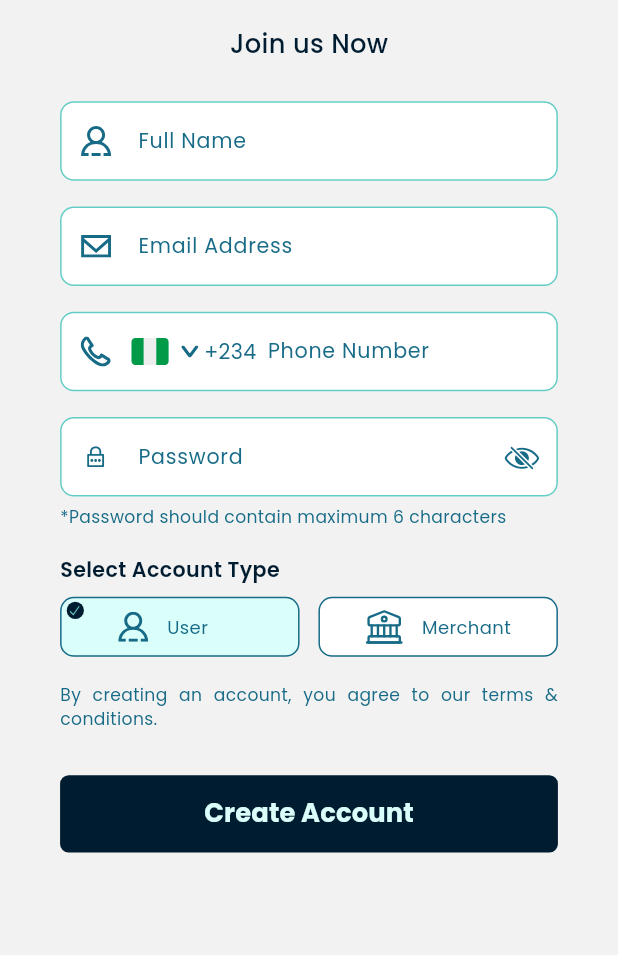
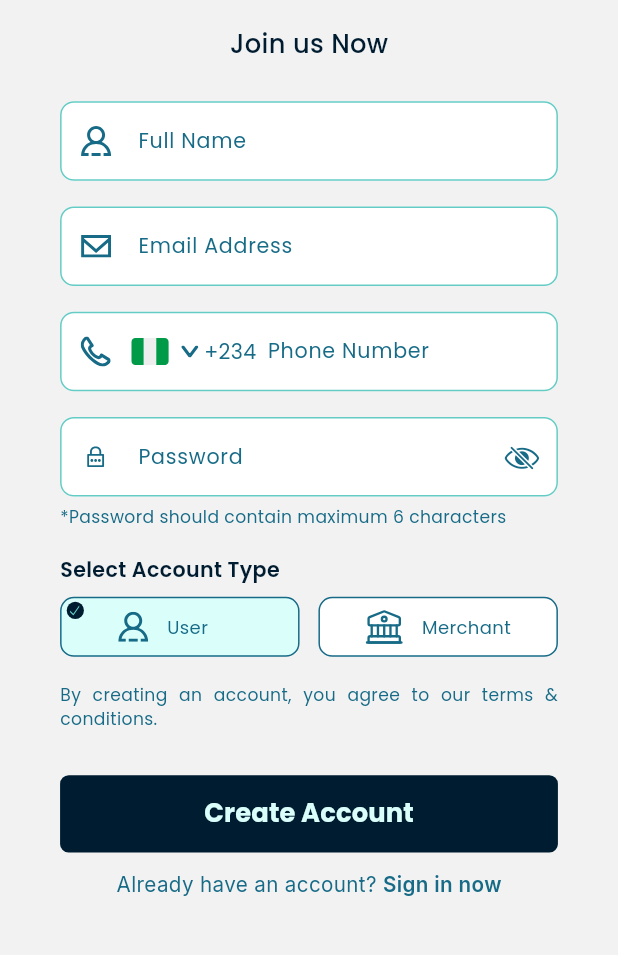
Before and after one commit to fiki2002/paycom, a Flutter app: the screen it shows after launch, on a phone screen of 412 x 824 dp, the part 63-1018 px from its top. Run offline on Flutter 3.47's test engine with Material 2 defaults, Android fonts, the phone set to English and light mode, and no system bars; our stand-ins replace dartz, equatable, flutter_screenutil, flutter_svg, get_it, google_fonts.

Commit message:
feat: sign up completely implemented

```diff
--- a/lib/features/auth/presentation/pages/sign_up_page.dart
+++ b/lib/features/auth/presentation/pages/sign_up_page.dart
@@ -5,9 +5,11 @@ import 'package:paycom/cores/constants/assets.dart';
 import 'package:paycom/cores/constants/font_size.dart';
 import 'package:paycom/cores/constants/palette.dart';
 import 'package:paycom/cores/extensions/notifiers.dart';
+import 'package:paycom/cores/navigator/app_router.dart';
 import 'package:paycom/cores/utils/enums.dart';
 import 'package:paycom/cores/utils/sizer_utils.dart';
 import 'package:paycom/features/auth/presentation/change_notifier/sign_up_notifier.dart';
+import 'package:paycom/features/auth/presentation/pages/sign_in.dart';
 import 'package:paycom/features/auth/presentation/widgets/sign_up_widgets/account_type_filter_chip.dart';
 import 'package:paycom/features/auth/presentation/widgets/sign_up_widgets/sign_up_form_widget.dart';
 import 'package:provider/provider.dart';
@@ -87,7 +89,25 @@ class SignUpPage extends StatelessWidget {
                         : Button(
                             text: 'Create Account',
                             onTap: () => signUserUp(context),
-                          )
+                          ),
+                    verticalSpace(10),
+                    GestureDetector(
+                      onTap: () {
+                        AppRouter.instance.navigateTo(SignInPage.route);
+                      },
+                      child: Center(
+                        child: TwoSpanTextWidget(
+                          'Already have an account? ',
+                          'Sign in now',
+                          fontSize: sp(12),
+                          fontSize2: sp(12),
+                          textColor: kcPrimaryColor,
+                          textColor2: kcPrimaryColor,
+                          fontWeight: FontWeight.w400,
+                          fontWeight2: FontWeight.w600,
+                        ),
+                      ),
+                    ),
                   ],
                 ),
               ),
```
